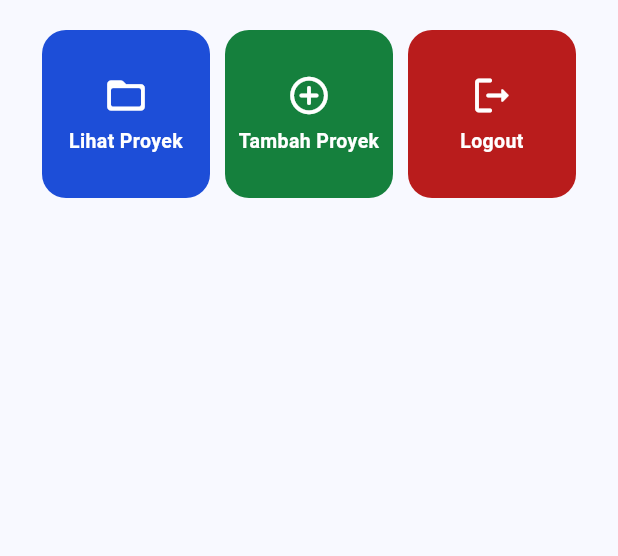
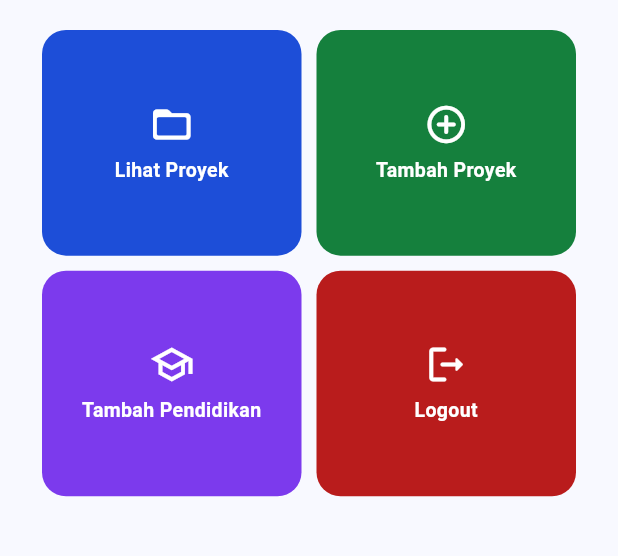
Before and after one commit to fannylaa/myportofolio_mobile, a Flutter app: the screen it shows after launch, in the side drawer, after a tap on "Home", on a phone screen of 412 x 824 dp, the part 303-859 px from its top. Run offline on Flutter 3.47's test engine with Material 3 defaults, Android fonts, the phone set to English and light mode, and no system bars; our stand-ins replace material_ui.

Commit message:
feat: add education navigation

```diff
--- a/lib/screens/menu.dart
+++ b/lib/screens/menu.dart
@@ -20,6 +20,11 @@ class MyHomePage extends StatelessWidget {
       name: 'Tambah Proyek',
       icon: Icons.add_circle_outline_rounded,
       color: Color(0xFF15803D),
+    ),
+    ItemHomepage(
+      name: 'Tambah Pendidikan',
+      icon: Icons.school_outlined,
+      color: Color(0xFF7C3AED),
     ),
     ItemHomepage(
       name: 'Logout',
@@ -75,10 +80,15 @@ class MyHomePage extends StatelessWidget {
                 shrinkWrap: true,
                 physics: const NeverScrollableScrollPhysics(),
                 padding: const EdgeInsets.all(12),
-                gridDelegate: const SliverGridDelegateWithFixedCrossAxisCount(
-                  crossAxisCount: 3,
+                gridDelegate: SliverGridDelegateWithFixedCrossAxisCount(
+                  crossAxisCount: MediaQuery.sizeOf(context).width >= 900
+                      ? 4
+                      : MediaQuery.sizeOf(context).width >= 600
+                      ? 3
+                      : 2,
                   crossAxisSpacing: 10,
                   mainAxisSpacing: 10,
+                  childAspectRatio: 1.15,
                 ),
                 itemCount: items.length,
                 itemBuilder: (context, index) => ItemCard(item: items[index]),
--- a/lib/widgets/left_drawer.dart
+++ b/lib/widgets/left_drawer.dart
@@ -1,4 +1,5 @@
 import 'package:material_ui/material_ui.dart';
+import 'package:portfolio/screens/education_form.dart';
 import 'package:portfolio/screens/menu.dart';
 import 'package:portfolio/screens/project_form.dart';
 
@@ -11,9 +12,11 @@ class LeftDrawer extends StatelessWidget {
       child: ListView(
         padding: EdgeInsets.zero,
         children: [
-          const DrawerHeader(
-            decoration: BoxDecoration(color: Colors.indigo),
-            child: Column(
+          DrawerHeader(
+            decoration: BoxDecoration(
+              color: Theme.of(context).colorScheme.primary,
+            ),
+            child: const Column(
               crossAxisAlignment: CrossAxisAlignment.start,
               mainAxisAlignment: MainAxisAlignment.center,
               children: [
@@ -57,6 +60,18 @@ class LeftDrawer extends StatelessWidget {
               );
             },
           ),
+          ListTile(
+            leading: const Icon(Icons.school_outlined),
+            title: const Text('Add Education'),
+            onTap: () {
+              Navigator.pushReplacement(
+                context,
+                MaterialPageRoute<void>(
+                  builder: (context) => const EducationFormPage(),
+                ),
+              );
+            },
+          ),
         ],
       ),
     );
```
Also changed, not shown: lib/widgets/project_card.dart (+8 -0 lines).
